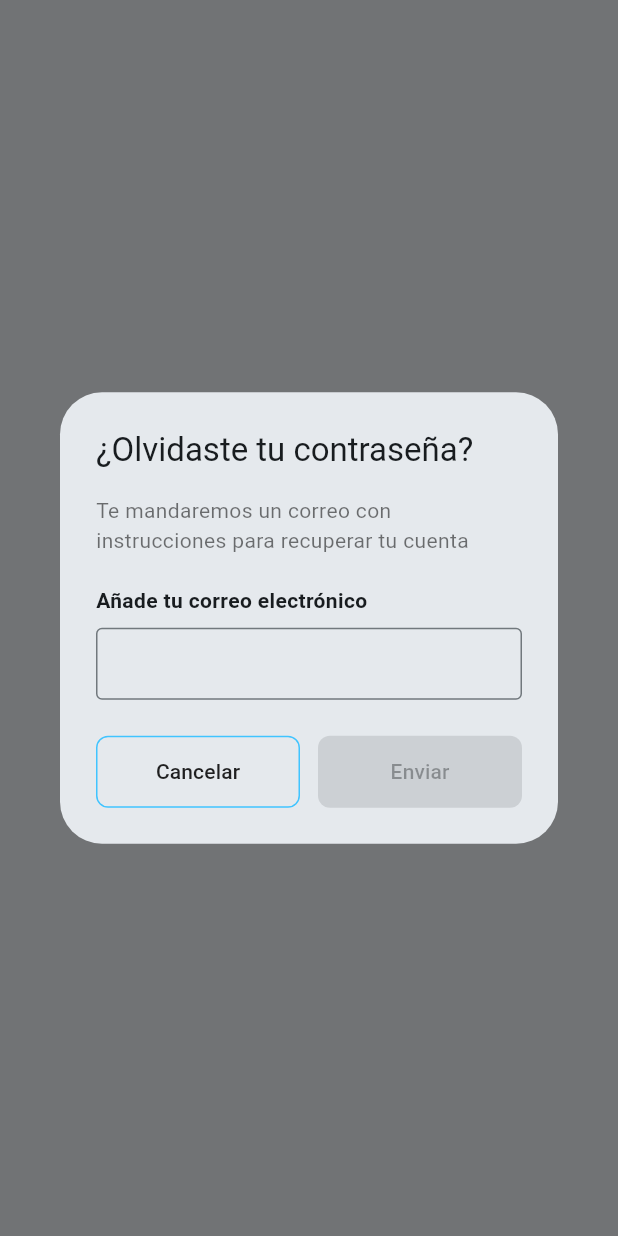
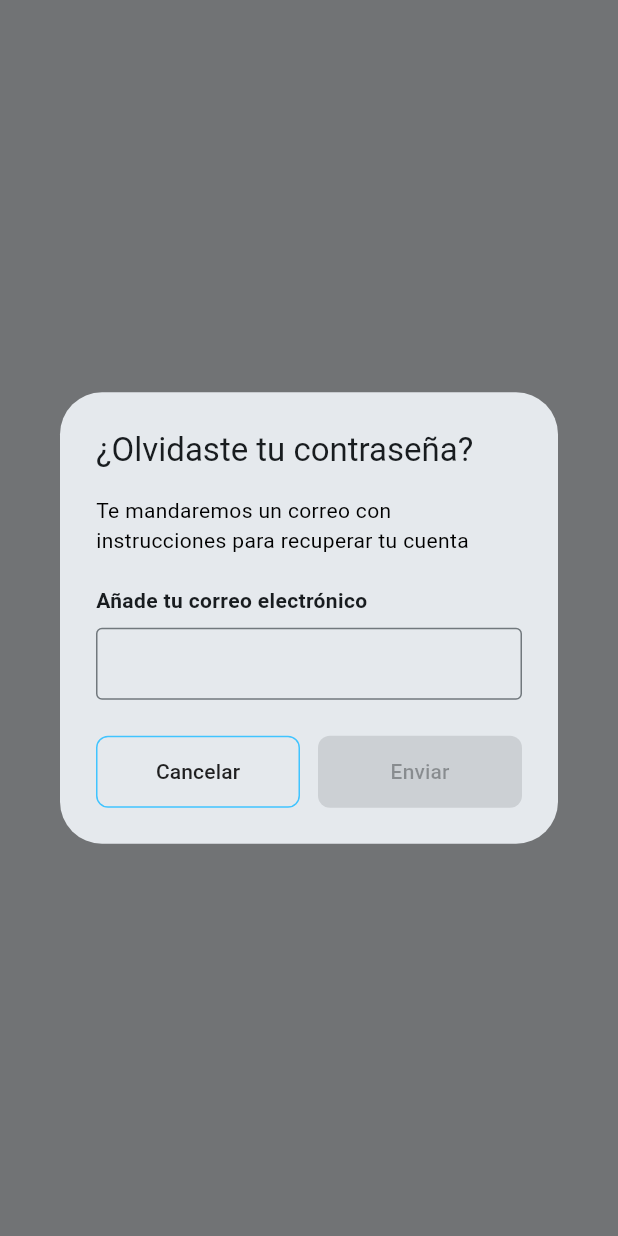
Before and after one commit to FeederMaster666/API_Gerindote, a Flutter app: what show() shows on an empty page, opened directly with empty values, on a phone screen of 412 x 824 dp. Run offline on Flutter 3.47's test engine with Material 3 defaults, Android fonts, the phone set to English and light mode, and no system bars; our stand-ins replace shared_preferences; accounts and stored records are empty; network calls fail.

Commit message:
detallitos alertDialog ChangePassword

```diff
--- a/APP MOVIL/lib/pages/ChangePassword.dart
+++ b/APP MOVIL/lib/pages/ChangePassword.dart
@@ -41,7 +41,7 @@ class PasswordResetDialog {
                 children: [
                   Text(
                     message,
-                    style: const TextStyle(fontSize: 14, color: Colors.black54),
+                    style: const TextStyle(fontSize: 14, color: Colors.black, fontWeight: FontWeight.normal),
                   ),
                   const SizedBox(height: 20),
                   const Text(
@@ -51,9 +51,20 @@ class PasswordResetDialog {
                   const SizedBox(height: 8),
                   TextField(
                     controller: emailController,
-                    decoration: const InputDecoration(
-                      border: OutlineInputBorder(),
-                      contentPadding: EdgeInsets.symmetric(horizontal: 10, vertical: 8),
+                    decoration: InputDecoration(
+                      border: OutlineInputBorder(
+                        borderSide: BorderSide(
+                          color: Colors.grey, // Color del borde cuando no está enfocado
+                          width: 1.85, // Grosor del borde
+                        ),
+                      ),
+                      focusedBorder: OutlineInputBorder(
+                        borderSide: BorderSide(
+                          color: Colors.lightBlueAccent, // Color del borde cuando está enfocado
+                          width: 2.0, // poner un poco más grueso cuando está enfocado
+                        ),
+                      ),
+                      contentPadding: const EdgeInsets.symmetric(horizontal: 10, vertical: 8),
                     ),
                     keyboardType: TextInputType.emailAddress,
                   ),
```
